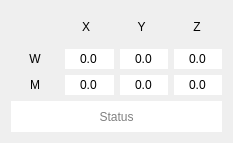
Above: View/StateForm.ui from octronic-uk/Candle before the change. Below: the same form after it.
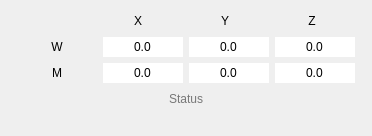
That is the form after the change.

The edit to the form file:
```diff
--- a/View/StateForm.ui
+++ b/View/StateForm.ui
@@ -6,14 +6,38 @@
    <rect>
     <x>0</x>
     <y>0</y>
-    <width>233</width>
-    <height>143</height>
+    <width>372</width>
+    <height>136</height>
    </rect>
   </property>
+  <property name="sizePolicy">
+   <sizepolicy hsizetype="Expanding" vsizetype="Expanding">
+    <horstretch>0</horstretch>
+    <verstretch>0</verstretch>
+   </sizepolicy>
+  </property>
   <property name="windowTitle">
    <string>Form</string>
   </property>
+  <layout class="QHBoxLayout" name="horizontalLayout_4" stretch="1,1,1">
+   <item>
+    <spacer name="horizontalSpacer_3">
+     <property name="orientation">
+      <enum>Qt::Horizontal</enum>
+     </property>
+     <property name="sizeHint" stdset="0">
+      <size>
+       <width>40</width>
+       <height>20</height>
+      </size>
+     </property>
+    </spacer>
+   </item>
+   <item>
   <layout class="QVBoxLayout" name="verticalLayout">
+     <property name="sizeConstraint">
+      <enum>QLayout::SetMinimumSize</enum>
+     </property>
    <item>
     <layout class="QHBoxLayout" name="horizontalLayout" stretch="1,1,1,1">
      <item>
@@ -21,9 +45,12 @@
        <property name="orientation">
         <enum>Qt::Horizontal</enum>
        </property>
+         <property name="sizeType">
+          <enum>QSizePolicy::Fixed</enum>
+         </property>
        <property name="sizeHint" stdset="0">
         <size>
-         <width>40</width>
+           <width>80</width>
          <height>20</height>
         </size>
        </property>
@@ -32,11 +59,29 @@
      <item>
       <widget class="QLabel" name="xLabel">
        <property name="sizePolicy">
-        <sizepolicy hsizetype="Expanding" vsizetype="Minimum">
+          <sizepolicy hsizetype="Fixed" vsizetype="Preferred">
          <horstretch>0</horstretch>
          <verstretch>0</verstretch>
         </sizepolicy>
        </property>
+         <property name="minimumSize">
+          <size>
+           <width>80</width>
+           <height>0</height>
+          </size>
+         </property>
+         <property name="maximumSize">
+          <size>
+           <width>80</width>
+           <height>16777215</height>
+          </size>
+         </property>
+         <property name="baseSize">
+          <size>
+           <width>80</width>
+           <height>0</height>
+          </size>
+         </property>
        <property name="text">
         <string>X</string>
        </property>
@@ -48,11 +93,29 @@
      <item>
       <widget class="QLabel" name="yLabel">
        <property name="sizePolicy">
-        <sizepolicy hsizetype="Expanding" vsizetype="Minimum">
+          <sizepolicy hsizetype="Fixed" vsizetype="Preferred">
          <horstretch>0</horstretch>
          <verstretch>0</verstretch>
         </sizepolicy>
        </property>
+         <property name="minimumSize">
+          <size>
+           <width>80</width>
+           <height>0</height>
+          </size>
+         </property>
+         <property name="maximumSize">
+          <size>
+           <width>80</width>
+           <height>16777215</height>
+          </size>
+         </property>
+         <property name="baseSize">
+          <size>
+           <width>80</width>
+           <height>0</height>
+          </size>
+         </property>
        <property name="text">
         <string>Y</string>
        </property>
@@ -64,11 +127,29 @@
      <item>
       <widget class="QLabel" name="zLabel">
        <property name="sizePolicy">
-        <sizepolicy hsizetype="Expanding" vsizetype="Minimum">
+          <sizepolicy hsizetype="Fixed" vsizetype="Preferred">
          <horstretch>0</horstretch>
          <verstretch>0</verstretch>
         </sizepolicy>
        </property>
+         <property name="minimumSize">
+          <size>
+           <width>80</width>
+           <height>0</height>
+          </size>
+         </property>
+         <property name="maximumSize">
+          <size>
+           <width>80</width>
+           <height>16777215</height>
+          </size>
+         </property>
+         <property name="baseSize">
+          <size>
+           <width>80</width>
+           <height>0</height>
+          </size>
+         </property>
        <property name="text">
         <string>Z</string>
        </property>
@@ -83,6 +164,30 @@
     <layout class="QHBoxLayout" name="horizontalLayout_2" stretch="1,1,1,1">
      <item>
       <widget class="QLabel" name="wLabel">
+         <property name="sizePolicy">
+          <sizepolicy hsizetype="Preferred" vsizetype="Preferred">
+           <horstretch>0</horstretch>
+           <verstretch>0</verstretch>
+          </sizepolicy>
+         </property>
+         <property name="minimumSize">
+          <size>
+           <width>80</width>
+           <height>0</height>
+          </size>
+         </property>
+         <property name="maximumSize">
+          <size>
+           <width>80</width>
+           <height>16777215</height>
+          </size>
+         </property>
+         <property name="baseSize">
+          <size>
+           <width>80</width>
+           <height>0</height>
+          </size>
+         </property>
        <property name="text">
         <string>W</string>
        </property>
@@ -96,15 +201,36 @@
      </item>
      <item>
       <widget class="QLineEdit" name="txtWPosX">
+         <property name="sizePolicy">
+          <sizepolicy hsizetype="Fixed" vsizetype="Preferred">
+           <horstretch>0</horstretch>
+           <verstretch>0</verstretch>
+          </sizepolicy>
+         </property>
+         <property name="minimumSize">
+          <size>
+           <width>80</width>
+           <height>0</height>
+          </size>
+         </property>
+         <property name="maximumSize">
+          <size>
+           <width>80</width>
+           <height>16777215</height>
+          </size>
+         </property>
+         <property name="baseSize">
+          <size>
+           <width>80</width>
+           <height>0</height>
+          </size>
+         </property>
        <property name="cursor">
         <cursorShape>ArrowCursor</cursorShape>
        </property>
        <property name="toolTip">
         <string>X</string>
        </property>
-       <property name="autoFillBackground">
-        <bool>false</bool>
-       </property>
        <property name="text">
         <string>0.0</string>
        </property>
@@ -121,6 +247,30 @@
      </item>
      <item>
       <widget class="QLineEdit" name="txtWPosY">
+         <property name="sizePolicy">
+          <sizepolicy hsizetype="Fixed" vsizetype="Preferred">
+           <horstretch>0</horstretch>
+           <verstretch>0</verstretch>
+          </sizepolicy>
+         </property>
+         <property name="minimumSize">
+          <size>
+           <width>80</width>
+           <height>0</height>
+          </size>
+         </property>
+         <property name="maximumSize">
+          <size>
+           <width>80</width>
+           <height>16777215</height>
+          </size>
+         </property>
+         <property name="baseSize">
+          <size>
+           <width>80</width>
+           <height>0</height>
+          </size>
+         </property>
        <property name="cursor">
         <cursorShape>ArrowCursor</cursorShape>
        </property>
@@ -143,6 +293,24 @@
      </item>
      <item>
       <widget class="QLineEdit" name="txtWPosZ">
+         <property name="sizePolicy">
+          <sizepolicy hsizetype="Fixed" vsizetype="Preferred">
+           <horstretch>0</horstretch>
+           <verstretch>0</verstretch>
+          </sizepolicy>
+         </property>
+         <property name="minimumSize">
+          <size>
+           <width>80</width>
+           <height>0</height>
+          </size>
+         </property>
+         <property name="maximumSize">
+          <size>
+           <width>80</width>
+           <height>16777215</height>
+          </size>
+         </property>
        <property name="cursor">
         <cursorShape>ArrowCursor</cursorShape>
        </property>
@@ -169,6 +337,30 @@
     <layout class="QHBoxLayout" name="horizontalLayout_3" stretch="1,1,1,1">
      <item>
       <widget class="QLabel" name="mLabel">
+         <property name="sizePolicy">
+          <sizepolicy hsizetype="Fixed" vsizetype="Preferred">
+           <horstretch>0</horstretch>
+           <verstretch>0</verstretch>
+          </sizepolicy>
+         </property>
+         <property name="minimumSize">
+          <size>
+           <width>80</width>
+           <height>0</height>
+          </size>
+         </property>
+         <property name="maximumSize">
+          <size>
+           <width>80</width>
+           <height>16777215</height>
+          </size>
+         </property>
+         <property name="baseSize">
+          <size>
+           <width>80</width>
+           <height>0</height>
+          </size>
+         </property>
        <property name="text">
         <string>M</string>
        </property>
@@ -179,6 +371,24 @@
      </item>
      <item>
       <widget class="QLineEdit" name="txtMPosX">
+         <property name="sizePolicy">
+          <sizepolicy hsizetype="Fixed" vsizetype="Preferred">
+           <horstretch>0</horstretch>
+           <verstretch>0</verstretch>
+          </sizepolicy>
+         </property>
+         <property name="minimumSize">
+          <size>
+           <width>80</width>
+           <height>0</height>
+          </size>
+         </property>
+         <property name="maximumSize">
+          <size>
+           <width>80</width>
+           <height>16777215</height>
+          </size>
+         </property>
        <property name="cursor">
         <cursorShape>ArrowCursor</cursorShape>
        </property>
@@ -201,6 +411,30 @@
      </item>
      <item>
       <widget class="QLineEdit" name="txtMPosY">
+         <property name="sizePolicy">
+          <sizepolicy hsizetype="Fixed" vsizetype="Preferred">
+           <horstretch>0</horstretch>
+           <verstretch>0</verstretch>
+          </sizepolicy>
+         </property>
+         <property name="minimumSize">
+          <size>
+           <width>80</width>
+           <height>0</height>
+          </size>
+         </property>
+         <property name="maximumSize">
+          <size>
+           <width>80</width>
+           <height>16777215</height>
+          </size>
+         </property>
+         <property name="baseSize">
+          <size>
+           <width>80</width>
+           <height>0</height>
+          </size>
+         </property>
        <property name="cursor">
         <cursorShape>ArrowCursor</cursorShape>
        </property>
@@ -223,6 +457,24 @@
      </item>
      <item>
       <widget class="QLineEdit" name="txtMPosZ">
+         <property name="sizePolicy">
+          <sizepolicy hsizetype="Fixed" vsizetype="Preferred">
+           <horstretch>0</horstretch>
+           <verstretch>0</verstretch>
+          </sizepolicy>
+         </property>
+         <property name="minimumSize">
+          <size>
+           <width>80</width>
+           <height>0</height>
+          </size>
+         </property>
+         <property name="maximumSize">
+          <size>
+           <width>80</width>
+           <height>16777215</height>
+          </size>
+         </property>
        <property name="cursor">
         <cursorShape>ArrowCursor</cursorShape>
        </property>
@@ -251,13 +503,34 @@
       <bool>false</bool>
      </property>
      <property name="sizePolicy">
-      <sizepolicy hsizetype="Expanding" vsizetype="Minimum">
+        <sizepolicy hsizetype="Expanding" vsizetype="Preferred">
        <horstretch>0</horstretch>
        <verstretch>0</verstretch>
       </sizepolicy>
      </property>
-     <property name="styleSheet">
-      <string notr="true">QLineEdit {color: palette(text);}</string>
+       <property name="minimumSize">
+        <size>
+         <width>320</width>
+         <height>0</height>
+        </size>
+       </property>
+       <property name="maximumSize">
+        <size>
+         <width>16777215</width>
+         <height>16777215</height>
+        </size>
+       </property>
+       <property name="baseSize">
+        <size>
+         <width>60</width>
+         <height>0</height>
+        </size>
+       </property>
+       <property name="cursor">
+        <cursorShape>ArrowCursor</cursorShape>
+       </property>
+       <property name="mouseTracking">
+        <bool>false</bool>
      </property>
      <property name="frame">
       <bool>false</bool>
@@ -275,6 +548,34 @@
       <string/>
      </property>
     </widget>
+     </item>
+     <item>
+      <spacer name="verticalSpacer">
+       <property name="orientation">
+        <enum>Qt::Vertical</enum>
+       </property>
+       <property name="sizeHint" stdset="0">
+        <size>
+         <width>20</width>
+         <height>40</height>
+        </size>
+       </property>
+      </spacer>
+     </item>
+    </layout>
+   </item>
+   <item>
+    <spacer name="horizontalSpacer_2">
+     <property name="orientation">
+      <enum>Qt::Horizontal</enum>
+     </property>
+     <property name="sizeHint" stdset="0">
+      <size>
+       <width>112</width>
+       <height>20</height>
+      </size>
+     </property>
+    </spacer>
    </item>
   </layout>
  </widget>
```
Left out of the diff: 3 changed lines with no effect on the pictures. Lines whose indentation alone changed are shown as unchanged.
